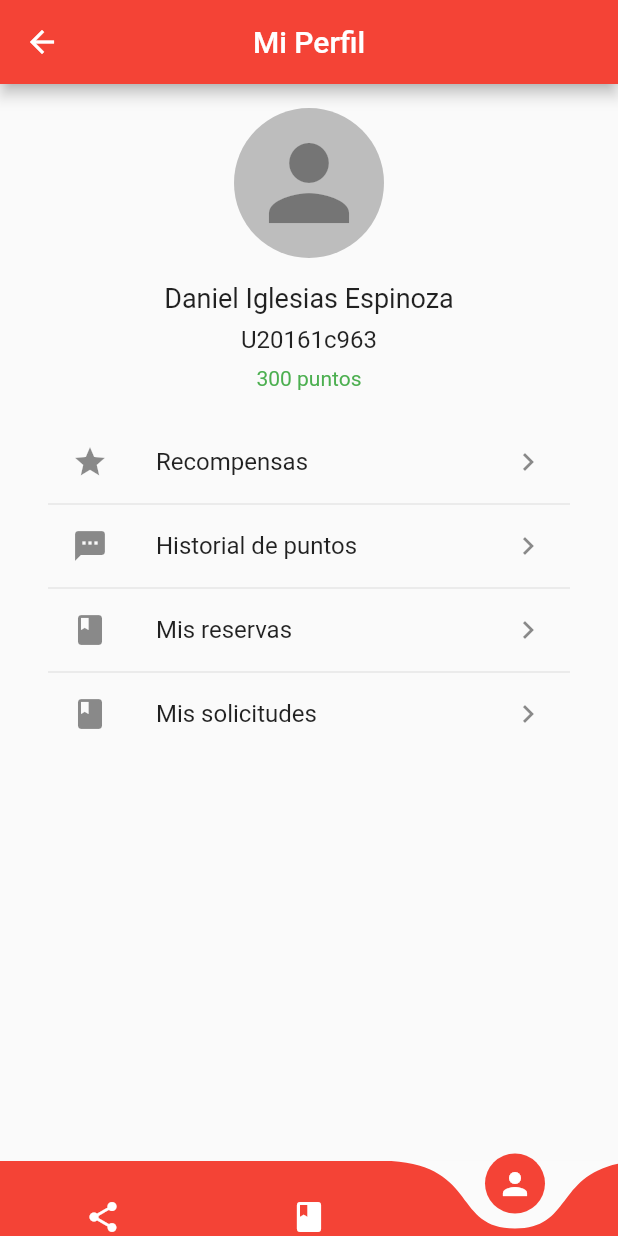
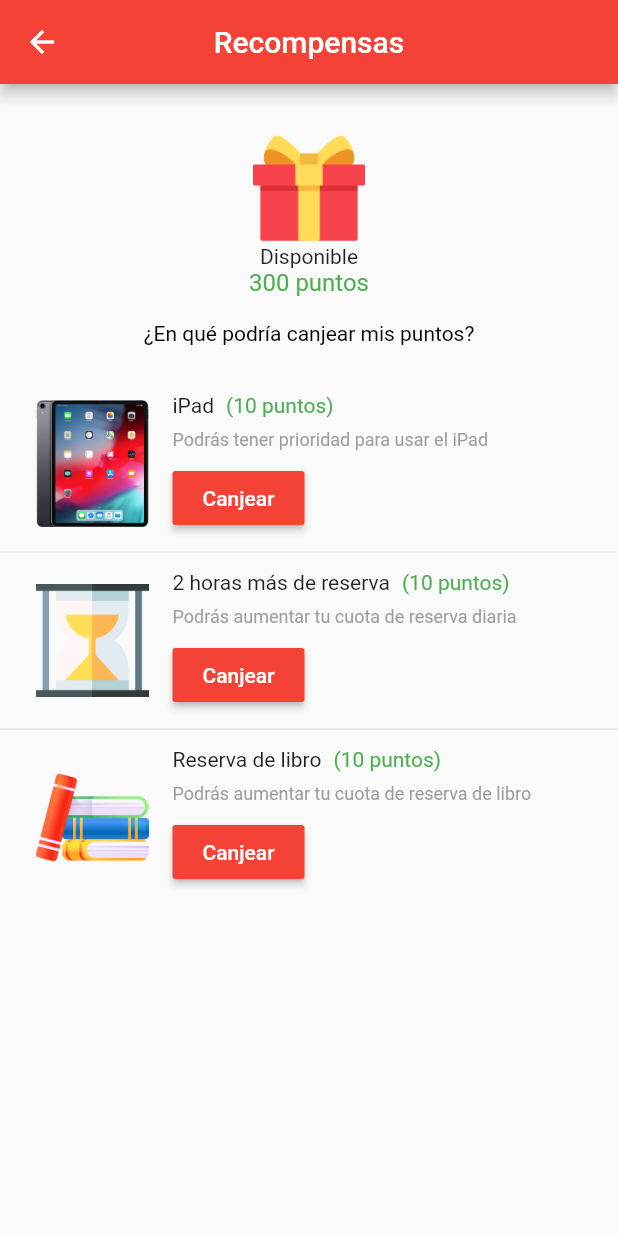
Before and after one commit to willingtonortiz/cubipool-flutter, a Flutter app: the HomePage screen opened by its route, item 3 of the bottom bar chosen, after a tap on "Recompensas", on a phone screen of 412 x 824 dp. Run offline on Flutter 3.47's test engine with Material 2 defaults, Android fonts, the phone set to English and light mode, and no system bars; drawn by our look-alikes of curved_navigation_bar; our stand-ins replace bloc, equatable, expandable, flutter_bloc, flutter_spinkit, qr_flutter and 1 more; missing offline and left inert: barcode_scan; accounts and stored records are empty.

Commit message:
Se agrego la pantalla de recompensas para el usuario

```diff
--- a/lib/main.dart
+++ b/lib/main.dart
@@ -1,6 +1,7 @@
 import 'package:cubipool/modules/auth/login/pages/login_page.dart';
 import 'package:cubipool/modules/auth/register/pages/register_page.dart';
 import 'package:cubipool/modules/home/pages/home_page.dart';
+import 'package:cubipool/modules/profile/rewards/pages/rewards_page.dart';
 import 'package:flutter/material.dart';
 
 void main() {
@@ -21,6 +22,7 @@ class App extends StatelessWidget {
         LoginPage.route: (context) => LoginPage(),
         RegisterPage.route: (context) => RegisterPage(),
         HomePage.route: (context) => HomePage(),
+        RewardPage.route: (context) => RewardPage(),
       },
     );
   }
--- a/lib/modules/auth/login/pages/login_page.dart
+++ b/lib/modules/auth/login/pages/login_page.dart
@@ -3,7 +3,6 @@ import 'package:cubipool/modules/home/pages/home_page.dart';
 import 'package:cubipool/services/auth/auth_service.dart';
 import 'package:cubipool/services/auth/auth_shared_preferences.dart';
 import 'package:flutter/material.dart';
-import 'package:shared_preferences/shared_preferences.dart';
 
 class LoginPage extends StatefulWidget {
   static const String route = '/login';
@@ -132,27 +131,29 @@ class _LoginPageState extends State<LoginPage> {
             return;
           }
 
-          var username = usernameController.text;
-          var password = passwordController.text;
+          var username = usernameController.text.trim();
+          var password = passwordController.text.trim();
 
+          try {
             // Realizando login
             var token = await AuthService.login(username, password);
-          if (token == null) {
-            showMessage(context, 'Ocurrió un error en el api');
-            return;
-          }
 
             // Guardando el token del usuario en SharedPreferences
             await AuthSharedPreferences.saveUserToken(token);
 
             showMessage(context, token);
+
+						// Navegando al home
             Navigator.pushReplacementNamed(context, HomePage.route);
+          } catch (e) {
+            showMessage(context, 'Ocurrió un error en el api');
+          }
         },
       );
 
   /* Logic */
   bool isUsernameValid() {
-    var username = usernameController.text;
+    var username = usernameController.text.trim();
     RegExp regExp = RegExp(r"^[uU]\d{4}\w{5}$", multiLine: false);
     return regExp.hasMatch(username);
   }
@@ -170,7 +171,7 @@ class _LoginPageState extends State<LoginPage> {
   }
 
   void testIsUsernameValid() {
-    usernameController.text = 'u20161C963';
+    usernameController.text = 'u20161C808';
     isUsernameValid();
   }
 
--- a/lib/modules/auth/register/pages/register_page.dart
+++ b/lib/modules/auth/register/pages/register_page.dart
@@ -150,10 +150,10 @@ class _RegisterPageState extends State<RegisterPage> {
           var password = passwordController.text;
 
           try {
-            var token = await AuthService.register(username, password);
+            await AuthService.register(username, password);
 
             showSuccessAlert(context);
-          } on Exception catch (e) {
+          } catch (e) {
             showSnackBar(context, 'Hubo un error al registrarse');
           }
         },
--- a/lib/modules/home/pages/home_page.dart
+++ b/lib/modules/home/pages/home_page.dart
@@ -14,7 +14,7 @@ class HomePage extends StatefulWidget {
 class _HomePageState extends State<HomePage> {
   var pages = [SharingPage(), ReservationPage(), ProfilePage()];
   var currentIndex;
-  var currentPage = null;
+  var currentPage;
   GlobalKey _bottomNavigationKey = GlobalKey();
 
   @override
--- a/lib/modules/profile/pages/profile_page.dart
+++ b/lib/modules/profile/pages/profile_page.dart
@@ -1,3 +1,6 @@
+import 'package:cubipool/modules/auth/login/pages/login_page.dart';
+import 'package:cubipool/modules/profile/rewards/pages/rewards_page.dart';
+import 'package:cubipool/services/auth/auth_shared_preferences.dart';
 import 'package:flutter/material.dart';
 
 class ProfilePage extends StatefulWidget {
@@ -37,20 +40,15 @@ class _ProfilePageState extends State<ProfilePage> {
             Padding(
               padding: const EdgeInsets.all(8.0),
               child: Text(
-                'U20161c963',
+                'U20161c808',
                 style: TextStyle(fontSize: 16.0),
               ),
             ),
             Text(
               '300 puntos',
-              style: TextStyle(
-                fontSize: 14.0,
-                color: Colors.green,
-              ),
+              style: TextStyle(fontSize: 14.0, color: Colors.green),
             ),
-            SizedBox(
-              height: 20.0,
-            ),
+            SizedBox(height: 20.0),
             Expanded(
               child: Padding(
                 padding: const EdgeInsets.symmetric(horizontal: 32.0),
@@ -61,12 +59,10 @@ class _ProfilePageState extends State<ProfilePage> {
                       leading: Icon(Icons.star),
                       trailing: Icon(Icons.chevron_right),
                       onTap: () {
-                        // TODO: Navegar hacia la siguiente pagina
+                        Navigator.of(context).pushNamed(RewardPage.route);
                       },
                     ),
-                    Divider(
-                      height: 0.0,
-                    ),
+                    Divider(height: 0.0),
                     ListTile(
                       title: Text('Historial de puntos'),
                       leading: Icon(Icons.textsms),
@@ -75,9 +71,7 @@ class _ProfilePageState extends State<ProfilePage> {
                         // TODO: Navegar hacia la siguiente pagina
                       },
                     ),
-                    Divider(
-                      height: 0.0,
-                    ),
+                    Divider(height: 0.0),
                     ListTile(
                       title: Text('Mis reservas'),
                       leading: Icon(Icons.book),
@@ -86,9 +80,7 @@ class _ProfilePageState extends State<ProfilePage> {
                         // TODO: Navegar hacia la siguiente pagina
                       },
                     ),
-                    Divider(
-                      height: 0.0,
-                    ),
+                    Divider(height: 0.0),
                     ListTile(
                       title: Text('Mis solicitudes'),
                       leading: Icon(Icons.book),
@@ -100,10 +92,28 @@ class _ProfilePageState extends State<ProfilePage> {
                   ],
                 ),
               ),
-            )
+            ),
+            Padding(
+              padding: const EdgeInsets.symmetric(vertical: 16.0),
+              child: _buildLogOutButton(),
+            ),
           ],
         ),
       ),
     );
   }
+
+  RaisedButton _buildLogOutButton() => RaisedButton(
+        color: Colors.red,
+        child: Text(
+          'Cerrar sesión',
+          style: TextStyle(color: Colors.white),
+        ),
+        onPressed: () async {
+          await AuthSharedPreferences.saveUserToken(null);
+          await AuthSharedPreferences.saveUserId(null);
+
+          Navigator.pushReplacementNamed(context, LoginPage.route);
+        },
+      );
 }
--- /dev/null
+++ b/lib/modules/profile/rewards/pages/rewards_page.dart
@@ -0,0 +1,119 @@
+import 'package:flutter/material.dart';
+
+class RewardPage extends StatefulWidget {
+  static const String route = '/rewards';
+  RewardPage({Key key}) : super(key: key);
+
+  @override
+  _RewardPageState createState() => _RewardPageState();
+}
+
+class _RewardPageState extends State<RewardPage> {
+  @override
+  Widget build(BuildContext context) {
+    return Container(
+      child: Scaffold(
+        appBar: AppBar(
+          title: const Text('Recompensas'),
+          centerTitle: true,
+        ),
+        body: Center(
+          child: Column(
+            children: <Widget>[
+              Container(
+                margin: EdgeInsets.only(top: 32.0),
+                height: 75.0,
+                child: Image.asset('assets/images/gift.png'),
+              ),
+              const Text('Disponible'),
+              const Text('300 puntos',
+                  style: TextStyle(color: Colors.green, fontSize: 16.0)),
+              const Padding(
+                padding: EdgeInsets.symmetric(vertical: 16.0),
+                child: Text('¿En qué podría canjear mis puntos?',
+                    style: TextStyle(color: Colors.black)),
+              ),
+              SizedBox(height: 16.0),
+              RewardItem(
+                imageAssetUrl: 'assets/images/ipad.png',
+                name: 'iPad',
+                description: 'Podrás tener prioridad para usar el iPad',
+                price: 10,
+                onPressed: () {},
+              ),
+              const Divider(height: 24.0),
+              RewardItem(
+                imageAssetUrl: 'assets/images/sandclock.png',
+                name: '2 horas más de reserva',
+                description: 'Podrás aumentar tu cuota de reserva diaria',
+                price: 10,
+                onPressed: () {},
+              ),
+              const Divider(height: 24.0),
+              RewardItem(
+                imageAssetUrl: 'assets/images/books-2.png',
+                name: 'Reserva de libro',
+                description: 'Podrás aumentar tu cuota de reserva de libro',
+                price: 10,
+                onPressed: () {},
+              ),
+            ],
+          ),
+        ),
+      ),
+    );
+  }
+}
+
+class RewardItem extends StatelessWidget {
+  final String imageAssetUrl;
+  final String name;
+  final String description;
+  final int price;
+  final void Function() onPressed;
+
+  const RewardItem({
+    Key key,
+    @required this.imageAssetUrl,
+    @required this.name,
+    @required this.description,
+    @required this.price,
+    @required this.onPressed,
+  }) : super(key: key);
+
+  @override
+  Widget build(BuildContext context) => Container(
+        child: Padding(
+          padding: const EdgeInsets.symmetric(horizontal: 24.0),
+          child: Row(
+            children: <Widget>[
+              Container(height: 92.0, width: 75.0, child: Image.asset(imageAssetUrl)),
+              SizedBox(width: 16.0),
+              Column(
+                crossAxisAlignment: CrossAxisAlignment.start,
+                children: <Widget>[
+                  Row(
+                    children: <Widget>[
+                      Text(name),
+                      SizedBox(width: 8.0),
+                      Text('($price puntos)',
+                          style: TextStyle(color: Colors.green)),
+                    ],
+                  ),
+                  SizedBox(height: 8.0),
+                  Text(description,
+                      style: TextStyle(fontSize: 12.0, color: Colors.grey)),
+                  SizedBox(height: 8.0),
+                  RaisedButton(
+                    color: Colors.red,
+                    child:
+                        Text('Canjear', style: TextStyle(color: Colors.white)),
+                    onPressed: onPressed,
+                  ),
+                ],
+              )
+            ],
+          ),
+        ),
+      );
+}
--- a/lib/services/auth/auth_service.dart
+++ b/lib/services/auth/auth_service.dart
@@ -1,13 +1,11 @@
 import 'dart:convert';
 
-import 'package:flutter/cupertino.dart';
 import 'package:http/http.dart' as http;
 
 class AuthService {
   AuthService();
 
   static Future<String> login(String username, String password) async {
-    try {
     var response = await http.post(
       'http://10.0.2.2:5000/api/auth/login',
       headers: {
@@ -16,10 +14,12 @@ class AuthService {
       },
       body: json.encode({'username': username, 'password': password}),
     );
+
+    if (response.statusCode != 200) {
+      throw Exception();
+    }
+
     return response.body;
-    } catch (e) {
-      return null;
-    }
   }
 
   static Future<String> register(String username, String password) async {
```
Lines whose indentation alone changed are shown as unchanged.
